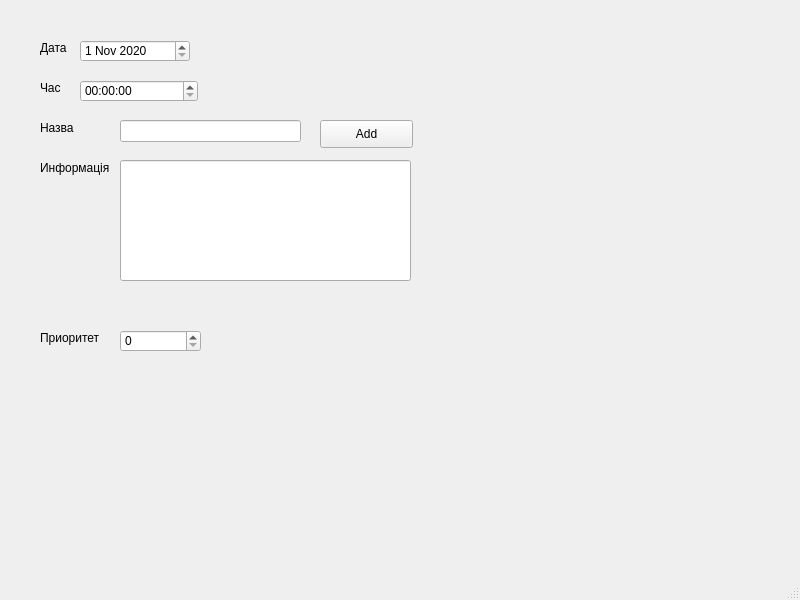
Old version of the form Lab2/new_task.ui in the repository alekseykondus/ooop-2020-2021-semester-1.
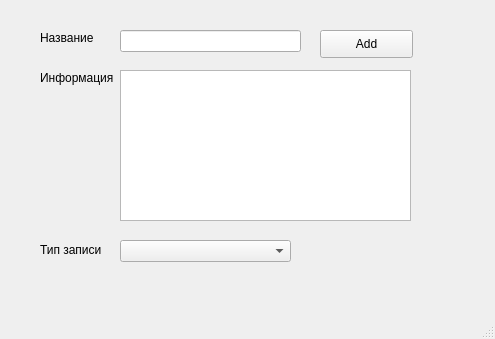
New version of the form.

```diff
--- a/Lab2/new_task.ui
+++ b/Lab2/new_task.ui
@@ -6,101 +6,45 @@
    <rect>
     <x>0</x>
     <y>0</y>
-    <width>800</width>
-    <height>600</height>
+    <width>495</width>
+    <height>339</height>
    </rect>
   </property>
   <property name="windowTitle">
    <string>MainWindow</string>
   </property>
   <widget class="QWidget" name="centralwidget">
-   <widget class="QLabel" name="data">
-    <property name="geometry">
-     <rect>
-      <x>40</x>
-      <y>40</y>
-      <width>55</width>
-      <height>16</height>
-     </rect>
-    </property>
-    <property name="text">
-     <string>Дата</string>
-    </property>
-   </widget>
-   <widget class="QLabel" name="time">
-    <property name="geometry">
-     <rect>
-      <x>40</x>
-      <y>80</y>
-      <width>55</width>
-      <height>16</height>
-     </rect>
-    </property>
-    <property name="text">
-     <string>Час</string>
-    </property>
-   </widget>
    <widget class="QLabel" name="label">
     <property name="geometry">
      <rect>
       <x>40</x>
-      <y>120</y>
+      <y>30</y>
       <width>55</width>
       <height>16</height>
      </rect>
     </property>
     <property name="text">
-     <string>Назва</string>
+     <string>Название</string>
     </property>
    </widget>
    <widget class="QLabel" name="label_2">
     <property name="geometry">
      <rect>
       <x>40</x>
-      <y>160</y>
+      <y>70</y>
       <width>81</width>
       <height>16</height>
      </rect>
     </property>
     <property name="text">
-     <string>Информація</string>
-    </property>
-   </widget>
-   <widget class="QDateEdit" name="inpdate">
-    <property name="geometry">
-     <rect>
-      <x>80</x>
-      <y>40</y>
-      <width>110</width>
-      <height>22</height>
-     </rect>
-    </property>
-    <property name="dateTime">
-     <datetime>
-      <hour>0</hour>
-      <minute>0</minute>
-      <second>0</second>
-      <year>2020</year>
-      <month>11</month>
-      <day>1</day>
-     </datetime>
-    </property>
-   </widget>
-   <widget class="QTimeEdit" name="inptime">
-    <property name="geometry">
-     <rect>
-      <x>80</x>
-      <y>80</y>
-      <width>118</width>
-      <height>22</height>
-     </rect>
+     <string>Информация</string>
     </property>
    </widget>
    <widget class="QLineEdit" name="inpname">
     <property name="geometry">
      <rect>
       <x>120</x>
-      <y>120</y>
+      <y>30</y>
       <width>181</width>
       <height>22</height>
      </rect>
@@ -110,7 +54,7 @@
     <property name="geometry">
      <rect>
       <x>320</x>
-      <y>120</y>
+      <y>30</y>
       <width>93</width>
       <height>28</height>
      </rect>
@@ -123,35 +67,64 @@
     <property name="geometry">
      <rect>
       <x>40</x>
-      <y>330</y>
-      <width>81</width>
-      <height>16</height>
+      <y>240</y>
+      <width>71</width>
+      <height>20</height>
      </rect>
     </property>
     <property name="text">
-     <string>Приоритет</string>
+     <string>Тип записи</string>
     </property>
    </widget>
-   <widget class="QSpinBox" name="inppriority">
+   <widget class="QTextEdit" name="inptext">
     <property name="geometry">
      <rect>
       <x>120</x>
-      <y>330</y>
-      <width>81</width>
-      <height>22</height>
-     </rect>
-    </property>
-   </widget>
-   <widget class="QLineEdit" name="inptext">
-    <property name="geometry">
-     <rect>
-      <x>120</x>
-      <y>160</y>
+      <y>70</y>
       <width>291</width>
-      <height>121</height>
+      <height>151</height>
      </rect>
     </property>
    </widget>
+   <widget class="QComboBox" name="inptype">
+    <property name="geometry">
+     <rect>
+      <x>120</x>
+      <y>240</y>
+      <width>171</width>
+      <height>22</height>
+     </rect>
+    </property>
+    <property name="currentText">
+     <string>Выберете тип записи</string>
+    </property>
+    <property name="insertPolicy">
+     <enum>QComboBox::InsertAtBottom</enum>
+    </property>
+    <property name="placeholderText">
+     <string>Выберете тип записи</string>
+    </property>
+    <item>
+     <property name="text">
+      <string>работа</string>
+     </property>
+    </item>
+    <item>
+     <property name="text">
+      <string>учёба</string>
+     </property>
+    </item>
+    <item>
+     <property name="text">
+      <string>мысли</string>
+     </property>
+    </item>
+    <item>
+     <property name="text">
+      <string>планы</string>
+     </property>
+    </item>
+   </widget>
   </widget>
   <widget class="QMenuBar" name="menubar">
    <property name="geometry">
```
Left out of the diff: 2 changed lines with no effect on the pictures.
